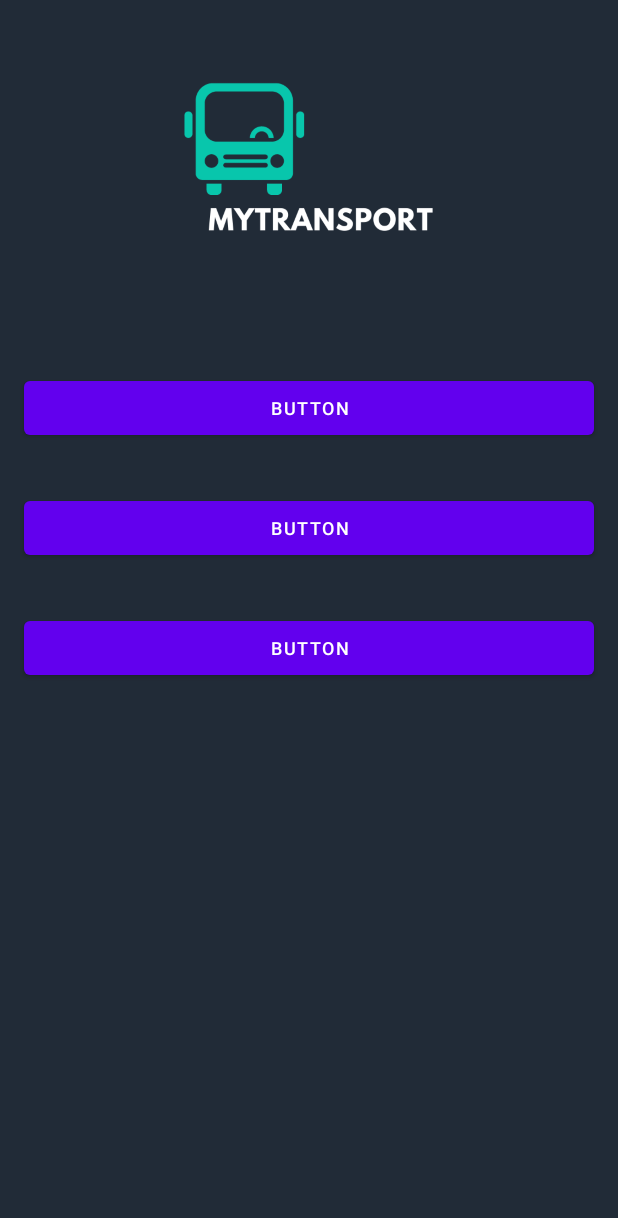
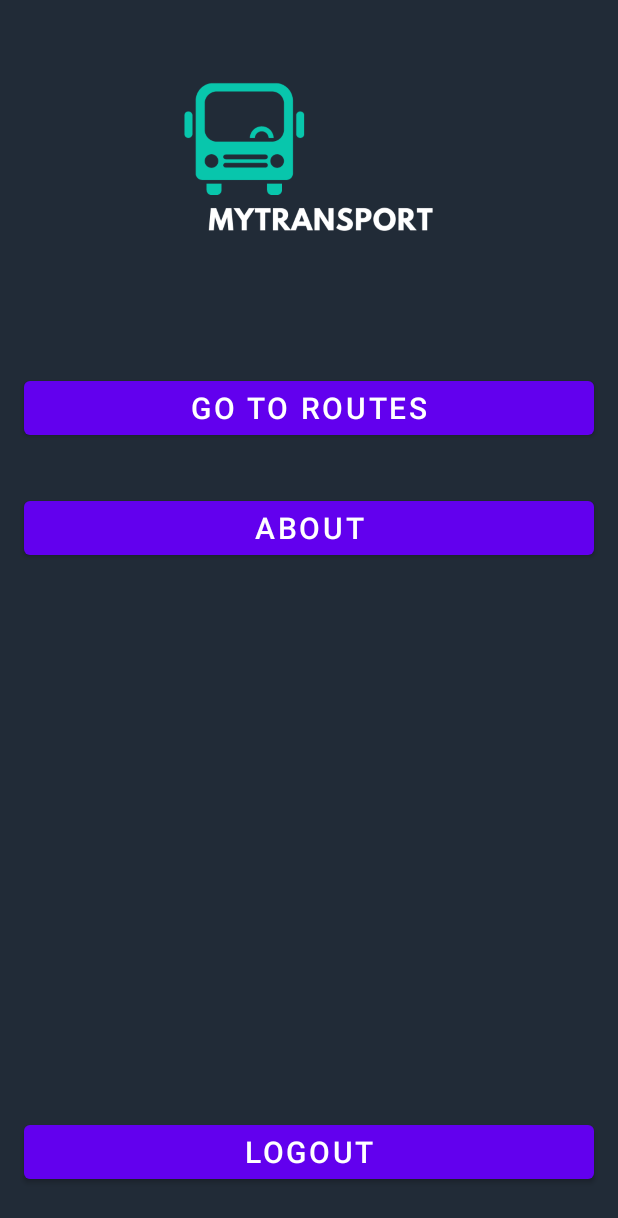
Before and after one commit to williankaza/MyTransport, an Android app: the layout activity_home.xml on its own in the app's theme, with its tools: preview values and no code run, on a phone screen of 412 x 824 dp. Shown: the top 1218 px of the screen. Run offline under Robolectric (Android 15) with nearby library versions, the phone set to English and light mode, and no system bars.

Commit message:
Criando ações da Home e tela de About

```diff
--- a/app/src/main/res/layout/activity_home.xml
+++ b/app/src/main/res/layout/activity_home.xml
@@ -5,7 +5,7 @@
     android:layout_width="match_parent"
     android:layout_height="match_parent"
     android:theme="@style/FullScreen"
-    tools:context=".HomeActivity">
+    tools:context=".ui.home.HomeActivity">
 
     <ImageView
         android:id="@+id/imageView2"
@@ -17,14 +17,15 @@
         android:src="@drawable/mytransportlogo"
         app:layout_constraintEnd_toEndOf="parent"
         app:layout_constraintStart_toStartOf="parent"
-        app:layout_constraintTop_toTopOf="parent"/>
+        app:layout_constraintTop_toTopOf="parent" />
 
     <Button
         android:id="@+id/btHomeRoutes"
         android:layout_width="0dp"
         android:layout_height="wrap_content"
         android:layout_marginTop="32dp"
-        android:text="Button"
+        android:text="Go to Routes"
+        android:textSize="20dp"
         android:theme="@style/Button"
         app:layout_constraintEnd_toEndOf="@+id/imageView2"
         app:layout_constraintStart_toStartOf="@+id/imageView2"
@@ -35,7 +36,8 @@
         android:layout_width="0dp"
         android:layout_height="wrap_content"
         android:layout_marginTop="32dp"
-        android:text="Button"
+        android:text="About"
+        android:textSize="20dp"
         android:theme="@style/Button"
         app:layout_constraintEnd_toEndOf="@+id/btHomeRoutes"
         app:layout_constraintStart_toStartOf="@+id/btHomeRoutes"
@@ -45,11 +47,12 @@
         android:id="@+id/btHomeLogout"
         android:layout_width="0dp"
         android:layout_height="wrap_content"
-        android:layout_marginTop="32dp"
-        android:text="Button"
+        android:layout_marginBottom="32dp"
+        android:text="Logout"
+        android:textSize="20dp"
         android:theme="@style/Button"
+        app:layout_constraintBottom_toBottomOf="parent"
         app:layout_constraintEnd_toEndOf="@+id/btHomeAbout"
-        app:layout_constraintStart_toStartOf="@+id/btHomeAbout"
-        app:layout_constraintTop_toBottomOf="@+id/btHomeAbout" />
+        app:layout_constraintStart_toStartOf="@+id/btHomeAbout" />
 
 </androidx.constraintlayout.widget.ConstraintLayout>
--- a/app/src/main/res/values-night/themes.xml
+++ b/app/src/main/res/values-night/themes.xml
@@ -2,15 +2,36 @@
     <!-- Base application theme. -->
     <style name="Theme.MyTransport" parent="Theme.MaterialComponents.DayNight.DarkActionBar">
         <!-- Primary brand color. -->
-        <item name="colorPrimary">@color/purple_200</item>
+        <item name="colorPrimary">@color/purple_500</item>
         <item name="colorPrimaryVariant">@color/purple_700</item>
-        <item name="colorOnPrimary">@color/black</item>
+        <item name="colorOnPrimary">@color/white</item>
         <!-- Secondary brand color. -->
         <item name="colorSecondary">@color/teal_200</item>
-        <item name="colorSecondaryVariant">@color/teal_200</item>
+        <item name="colorSecondaryVariant">@color/teal_700</item>
         <item name="colorOnSecondary">@color/black</item>
         <!-- Status bar color. -->
         <item name="android:statusBarColor" tools:targetApi="l">?attr/colorPrimaryVariant</item>
         <!-- Customize your theme here. -->
     </style>
+
+    <style name="FullScreen" parent="Theme.MyTransport">
+        <item name="windowActionBar">false</item>
+        <item name="windowNoTitle">true</item>
+        <item name="android:windowFullscreen">true</item>
+        <item name="background">@color/purple_800</item>
+        <item name="android:background">@color/purple_800</item>
+    </style>
+    <style name="Button">
+        <item name="android:background">@color/purple_500</item>
+        <item name="android:textColor">@color/white</item>
+        <item name="paddingStart">16dp</item>
+        <item name="paddingEnd">16dp</item>
+        <item name="android:paddingTop">3dp</item>
+        <item name="android:textSize">12sp</item>
+        <item name="android:textAlignment">center</item>
+    </style>
+    <style name="CustomTextView">
+        <item name="android:paddingTop">3dp</item>
+        <item name="android:paddingBottom">3dp</item>
+    </style>
 </resources>
```
Also changed, not shown: app/src/main/AndroidManifest.xml (+14 -10 lines), app/src/main/java/br/com/fiap/mytransport/ui/about/AboutActivity.kt (renamed from app/src/main/java/br/com/fiap/mytransport/HomeActivity.kt, +4 -3 lines), app/src/main/java/br/com/fiap/mytransport/ui/home/HomeActivity.kt (added, +26 -0 lines), app/src/main/res/layout/activity_about.xml (added, +9 -0 lines).
